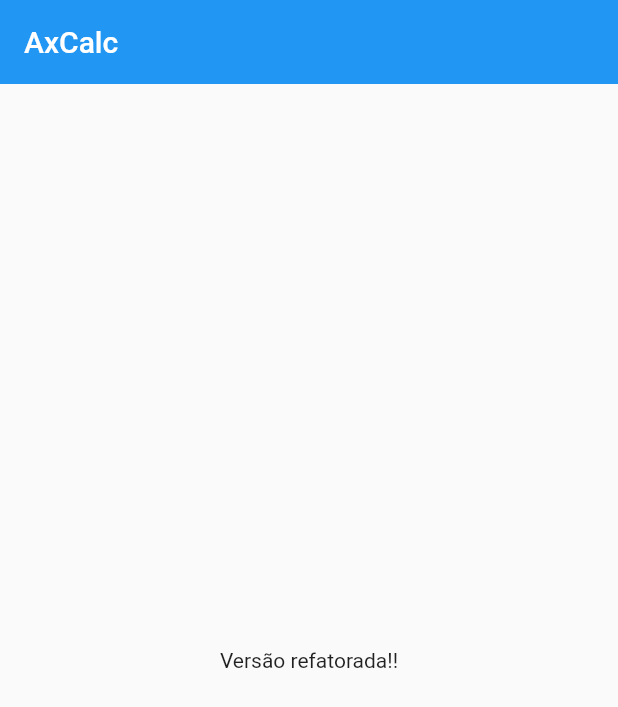
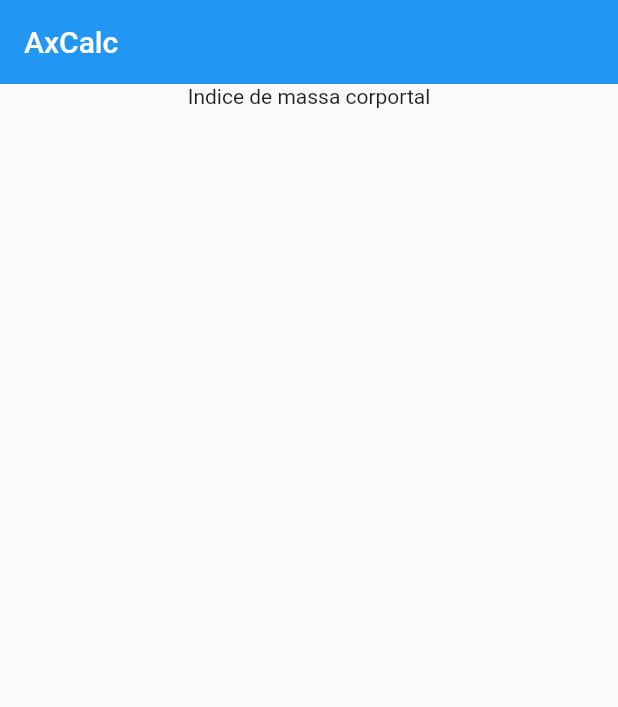
Before and after one commit to patrickkaic/AxCalc, a Flutter app: the screen it shows after launch, on a phone screen of 412 x 824 dp. Shown: the top 707 px of the screen. Run offline on Flutter 3.47's test engine with Material 2 defaults, Android fonts, the phone set to English and light mode, and no system bars.

Commit message:
added listview

```diff
--- a/lib/home_page.dart
+++ b/lib/home_page.dart
@@ -1,4 +1,4 @@
-// ignore_for_file: prefer_const_constructors
+// ignore_for_file: prefer_const_constructors, prefer_const_literals_to_create_immutables
 
 import 'package:flutter/material.dart';
 
@@ -8,13 +8,16 @@ class HomePage extends StatelessWidget {
   @override
   Widget build(BuildContext context) {
     return Scaffold(
-      appBar: AppBar(
-        elevation: 0,
-        title: Text('AxCalc'),
-      ),
-      body: Center(
-        child: Text('Versão refatorada!!'),
-      ),
-    );
+        appBar: AppBar(
+          elevation: 0,
+          title: Text('AxCalc'),
+        ),
+        body: ListView(
+          children: [
+            Center(
+              child: Text('Indice de massa corportal'),
+            )
+          ],
+        ));
   }
 }
```
